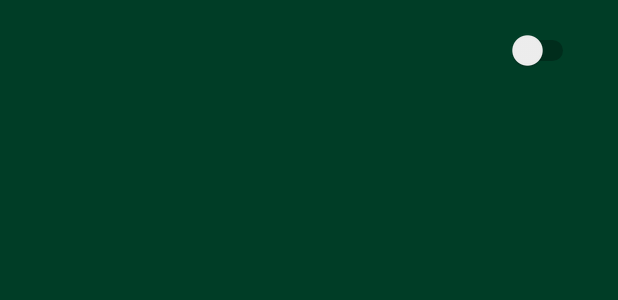
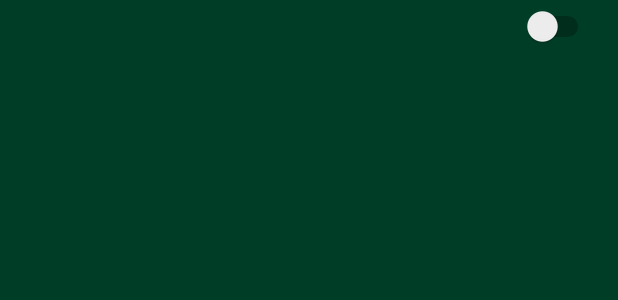
Before and after one commit to xavimoya/AndroidProject, an Android app: the layout custome_row.xml on its own in the app's theme, with its tools: preview values and no code run, on a phone screen of 412 x 824 dp. Shown: the top 300 px of the screen. Run offline under Robolectric (Android 15) with nearby library versions, the phone set to English and light mode, and no system bars.

Commit message:
Alarm Sound funcionality with dinamic  stop button

```diff
--- a/SmartAlarm/app/src/main/AndroidManifest.xml
+++ b/SmartAlarm/app/src/main/AndroidManifest.xml
@@ -16,6 +16,10 @@
             android:name="com.google.android.geo.API_KEY"
             android:value="@string/google_maps_key" />
 
+        <meta-data android:name="com.google.android.gms.version"
+            android:value="@integer/google_play_services_version" />
+
+
         <activity android:name=".MainActivity">
             <intent-filter>
                 <action android:name="android.intent.action.MAIN" />
@@ -30,6 +34,8 @@
         <activity android:name=".MapsActivity">
         </activity>
 
+        <receiver android:name=".AlarmNotification"></receiver>
+
     </application>
 
 </manifest>
--- a/SmartAlarm/app/src/main/java/xavi/smartalarm/MapsActivity.java
+++ b/SmartAlarm/app/src/main/java/xavi/smartalarm/MapsActivity.java
@@ -70,7 +70,7 @@ public class MapsActivity extends FragmentActivity {
                 e.printStackTrace();
                 Toast.makeText(MapsActivity.this, R.string.location_notfound,Toast.LENGTH_SHORT).show();
             }
-            if (addressList != null) {
+            if (addressList != null && addressList.size()==1) {
                 Address address = addressList.get(0);
                 LatLng latLng = new LatLng(address.getLatitude(), address.getLongitude());
                 mMap.clear();
--- a/SmartAlarm/app/src/main/res/layout/custome_row.xml
+++ b/SmartAlarm/app/src/main/res/layout/custome_row.xml
@@ -16,9 +16,8 @@
         android:layout_height="wrap_content"
         android:ems="10"
         android:textColor="#FFFFFF"
-        android:layout_alignBaseline="@+id/switch1"
-        android:layout_alignBottom="@+id/switch1"
-        android:layout_alignStart="@+id/text_time" />
+        android:layout_alignParentStart="true"
+        />
 
     <TextView
         android:id="@+id/text_location"
@@ -26,28 +25,26 @@
         android:layout_height="wrap_content"
         android:ems="10"
         android:textColor="#FFFFFF"
-        android:layout_alignBaseline="@+id/switch1"
-        android:layout_alignTop="@+id/text_title"
-        android:layout_toEndOf="@+id/text_title" />
+        android:layout_below="@id/text_title"
+        android:layout_alignParentStart="true"
+         />
 
     <TextView
         android:id="@+id/text_date"
         android:layout_width="wrap_content"
         android:layout_height="wrap_content"
-        android:textColor="@color/colorBlue2"
-        android:layout_below="@id/text_title"
-        android:layout_alignParentLeft="true"
-        android:layout_alignParentStart="true" />
+        android:textColor="#FFF"
+        android:layout_alignTop="@+id/text_title"
+        android:layout_toEndOf="@+id/text_title"
+        android:layout_alignParentTop="true" />
 
     <TextView
         android:id="@+id/text_time"
         android:layout_width="wrap_content"
         android:layout_height="wrap_content"
-        android:layout_marginLeft="14dp"
         android:layout_marginStart="14dp"
         android:ems="10"
-        android:textColor="@color/colorBlue2"
-        android:layout_below="@+id/switch1"
+        android:textColor="#FFFFFF"
         android:layout_alignTop="@+id/text_date"
         android:layout_toEndOf="@+id/text_date"
         />
@@ -56,12 +53,10 @@
         android:id="@+id/switch1"
         android:layout_width="wrap_content"
         android:layout_height="wrap_content"
-        android:layout_marginEnd="26dp"
-        android:layout_marginRight="26dp"
-        android:layout_marginTop="20dp"
+        android:layout_marginEnd="16dp"
+        android:layout_marginTop="4dp"
         android:gravity="end"
         android:layout_alignParentTop="true"
-        android:layout_alignParentRight="true"
         android:layout_alignParentEnd="true" />
 
 </RelativeLayout>
```
Also changed, not shown: SmartAlarm/app/src/main/java/xavi/smartalarm/AlarmNotification.java (added, +32 -0 lines), SmartAlarm/app/src/main/java/xavi/smartalarm/MainActivity.java (+44 -6 lines), SmartAlarm/app/src/main/res/menu/menu_addalarm.xml (+10 -1 lines), 1 other file.
